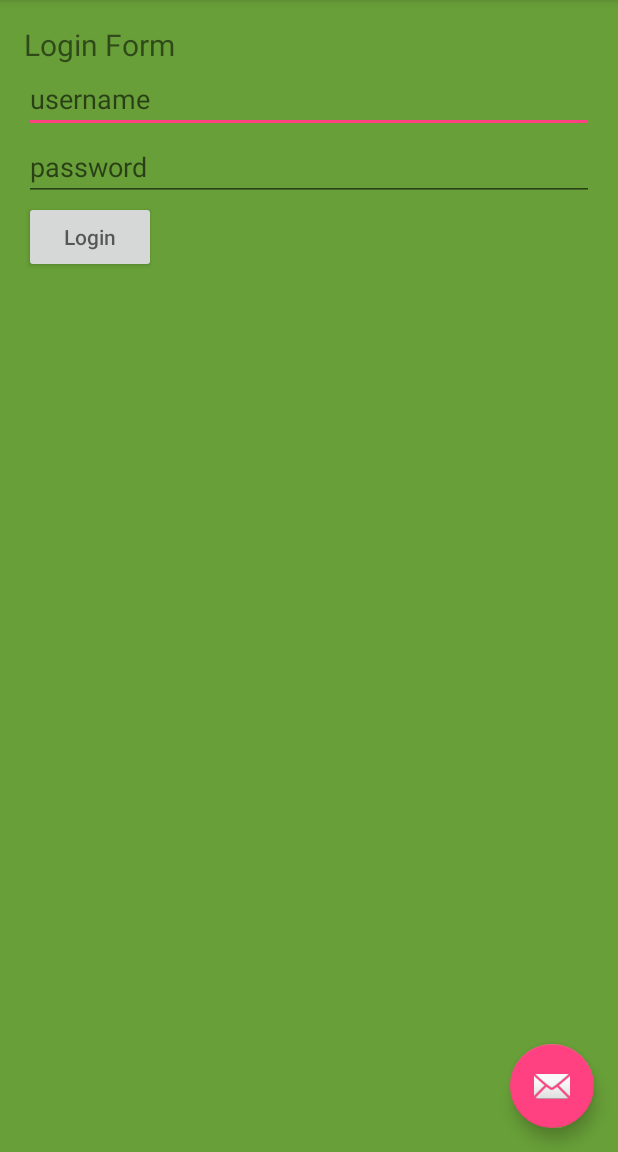
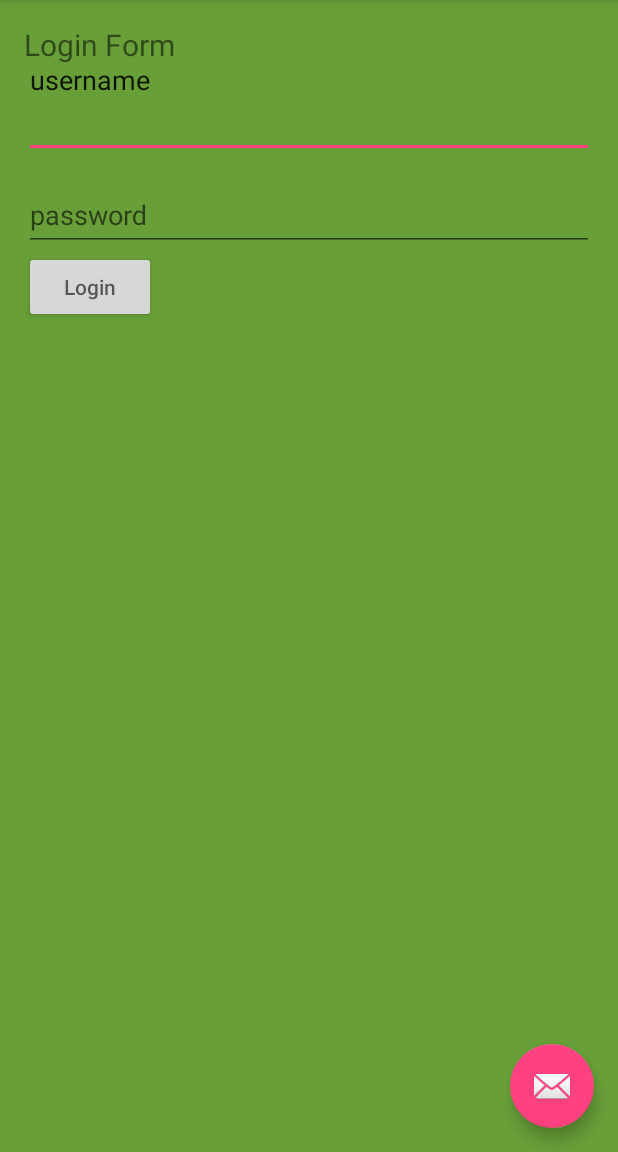
Before and after one commit to grishmashrestha/lf-android-learning, an Android app: the screen it shows after launch (MyActivity), on a phone screen of 412 x 824 dp, the part 84-1236 px from its top. Run offline under Robolectric (Android 15) with nearby library versions, the phone set to English and light mode, and no system bars; our stand-ins replace ButterKnife.

Commit message:
used textInputLayout in username and password fields

```diff
--- a/app/src/main/java/com/example/grishma/myfirstapp/MyActivity.java
+++ b/app/src/main/java/com/example/grishma/myfirstapp/MyActivity.java
@@ -18,8 +18,8 @@ import butterknife.Bind;
 import butterknife.ButterKnife;
 
 public class MyActivity extends AppCompatActivity {
-    @Bind(R.id.username) EditText username;
-    @Bind(R.id.password) EditText password;
+    @Bind(R.id.txtUsername) EditText username;
+    @Bind(R.id.txtPassword) EditText password;
 
     @Override
     protected void onCreate(Bundle savedInstanceState) {
--- a/app/src/main/res/layout/content_my.xml
+++ b/app/src/main/res/layout/content_my.xml
@@ -21,18 +21,32 @@
         android:text="Login Form"
         style="@style/loginFormTitle"/>
 
-    <EditText
+    <android.support.design.widget.TextInputLayout
         android:layout_width="match_parent"
         android:layout_height="wrap_content"
-        android:hint="username"
-        android:id="@+id/username" />
+        app:hintTextAppearance="@android:style/TextAppearance.Medium"
+        android:id="@+id/userName">
 
-    <EditText
+        <EditText
+            android:layout_width="match_parent"
+            android:layout_height="wrap_content"
+            android:hint="username"
+            android:id="@+id/txtUsername" />
+    </android.support.design.widget.TextInputLayout>
+
+    <android.support.design.widget.TextInputLayout
         android:layout_width="match_parent"
         android:layout_height="wrap_content"
-        android:inputType="textPassword"
-        android:id="@+id/password"
-        android:hint="password" />
+        app:hintTextAppearance="@android:style/TextAppearance.Medium"
+        android:id="@+id/password">
+
+        <EditText
+            android:layout_width="match_parent"
+            android:layout_height="wrap_content"
+            android:inputType="textPassword"
+            android:id="@+id/txtPassword"
+            android:hint="password" />
+    </android.support.design.widget.TextInputLayout>
 
     <LinearLayout
         android:layout_width="match_parent"
```
